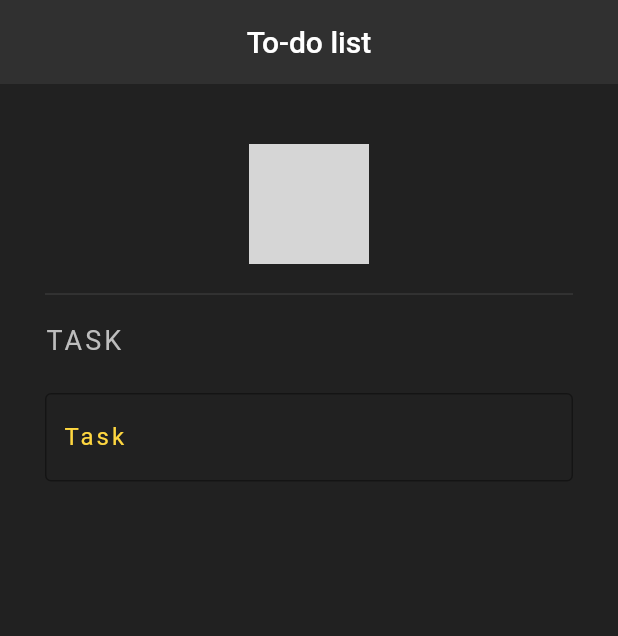
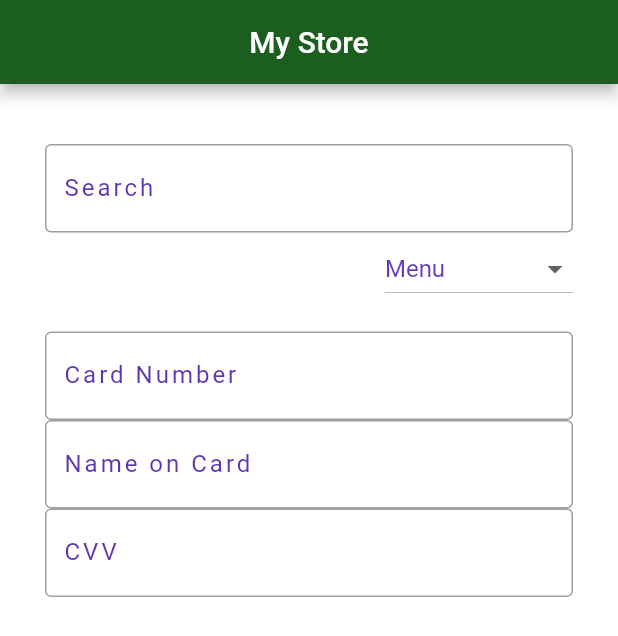
Before and after one commit to steph-en-m/flutter_, a Flutter app: the screen it shows after launch, on a phone screen of 412 x 824 dp. Shown: the top 636 px of the screen. Run offline on Flutter 3.47's test engine with Material 2 defaults, Android fonts, the phone set to English and light mode, and no system bars; grey boxes are pictures that could not be loaded.

Commit message:
add layout

```diff
--- a/store_ui/lib/main.dart
+++ b/store_ui/lib/main.dart
@@ -2,63 +2,130 @@ import 'package:flutter/material.dart';
 
 void main() {
   runApp(MaterialApp(
-    home: StoreUI(),
+    debugShowCheckedModeBanner: false,
+    theme: ThemeData(
+      primaryColor: const Color(0xFF02BB9F),
+      primaryColorDark: const Color(0xFF167F67),
+      accentColor: const Color(0xFF167F67),
+    ),
+    home: DropdownScreen(),
   ));
 }
 
-class StoreUI extends StatelessWidget {
+class Item {
+  const Item(this.name, this.icon);
+  final String name;
+  final Icon icon;
+}
+
+class DropdownScreen extends StatefulWidget {
+  State createState() => DropdownScreenState();
+}
+
+class DropdownScreenState extends State<DropdownScreen> {
+  Item selectedMenu;
+  List<Item> menu = <Item>[
+    const Item('Menu', Icon(Icons.menu)),
+    const Item('Items', Icon(Icons.shopping_basket)),
+    const Item('Cart', Icon(Icons.shopping_cart)),
+    const Item('Contact', Icon(Icons.email)),
+    const Item('help', Icon(Icons.help)),
+    Item('Checkout', Icon(Icons.credit_card)),
+  ];
+
   @override
   Widget build(BuildContext context) {
-    return Scaffold(
-      backgroundColor: Colors.grey[900],
+    return MaterialApp(
+      home: Scaffold(
+        backgroundColor: Colors.white,
         appBar: AppBar(
-        title: Text('To-do list'),
-        centerTitle: true,
-        backgroundColor: Colors.grey[850],
-        elevation: 0.0, //remove bar drop-shadow
+          backgroundColor: Colors.green[900],
+          title: Center(
+              child: Text(
+            'My Store',
+            style: TextStyle(color: Colors.white),
+          )),
         ),
-      body: Padding(
+        body: (Padding(
             padding: EdgeInsets.fromLTRB(30, 40, 30, 0),
             child: Column(
-          crossAxisAlignment: CrossAxisAlignment.start,
+                crossAxisAlignment: CrossAxisAlignment.end,
                 children: <Widget>[
-            Center(
-              child: CircleAvatar(
-                backgroundImage: AssetImage('assets/dvm.jpg'),
-                radius: 40.0,
+                  TextField(
+                      obscureText: true,
+                      cursorColor: Colors.blue[800],
+                      decoration: InputDecoration(
+                          border: OutlineInputBorder(),
+                          labelText: 'Search',
+                          labelStyle: TextStyle(
+                            color: Colors.deepPurple[600],
+                            letterSpacing: 2.0,
+                          ))),
+
+                  DropdownButton<Item>(
+                    hint: Text("Menu",
+                        style: TextStyle(color: Colors.deepPurple[500])),
+                    value: selectedMenu,
+                    onChanged: (Item value) {
+                      setState(() {
+                        selectedMenu = value;
+                      });
+                    },
+                    items: menu.map((Item menu) {
+                      return DropdownMenuItem<Item>(
+                        value: menu,
+                        child: Row(
+                          crossAxisAlignment: CrossAxisAlignment.end,
+                          children: <Widget>[
+                            menu.icon,
+                            SizedBox(
+                              width: 10,
                             ),
+                            Text(
+                              menu.name,
+                              style: TextStyle(color: Colors.deepPurple[500]),
+                            ),
+                          ],
+                        ),
+                      );
+                    }).toList(),
                   ),
 
-            // Add spacing between avatar and Task input area
-            Divider(
-              height: 40.0,
-              color: Colors.grey[800],
+                  SizedBox(
+                    height: 18.0,
                   ),
-
-            Text(
-              'TASK',
-              style: TextStyle(
-                color: Colors.grey[400],
-                fontSize: 18.0,
+                  //Card
+                  TextField(
+                      obscureText: false,
+                      cursorColor: Colors.blue[800],
+                      decoration: InputDecoration(
+                          border: OutlineInputBorder(),
+                          labelText: 'Card Number',
+                          labelStyle: TextStyle(
+                            color: Colors.deepPurple[600],
                             letterSpacing: 2.0,
-              ),
-            ),
-            SizedBox(
-              height: 25.0,
-            ),
-
+                          ))),
+                  TextField(
+                      obscureText: false,
+                      cursorColor: Colors.blue[800],
+                      decoration: InputDecoration(
+                          border: OutlineInputBorder(),
+                          labelText: 'Name on Card',
+                          labelStyle: TextStyle(
+                            color: Colors.deepPurple[600],
+                            letterSpacing: 2.0,
+                          ))),
                   TextField(
                       obscureText: true,
-                cursorColor: Colors.amberAccent[200],
+                      cursorColor: Colors.blue[800],
                       decoration: InputDecoration(
                           border: OutlineInputBorder(),
-                    labelText: 'Task',
+                          labelText: 'CVV',
                           labelStyle: TextStyle(
-                      color: Colors.amberAccent[200],
+                            color: Colors.deepPurple[600],
                             letterSpacing: 2.0,
                           ))),
-          ],
-        ),
+                ]))),
       ),
     );
   }
```
Lines whose indentation alone changed are shown as unchanged.
